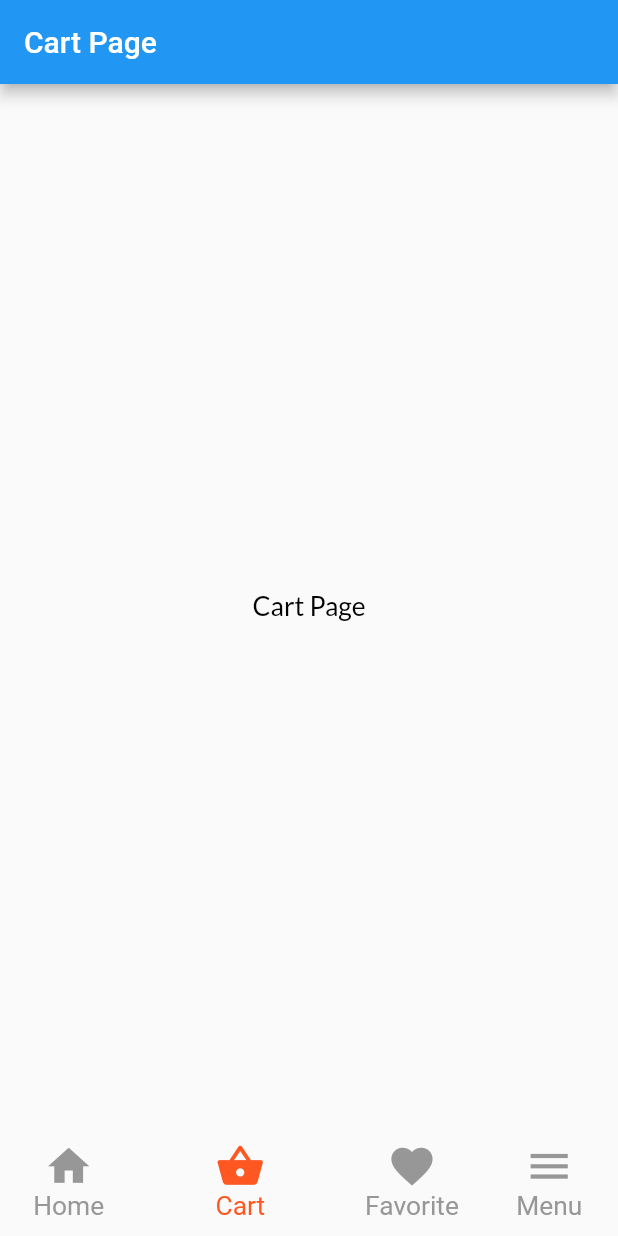
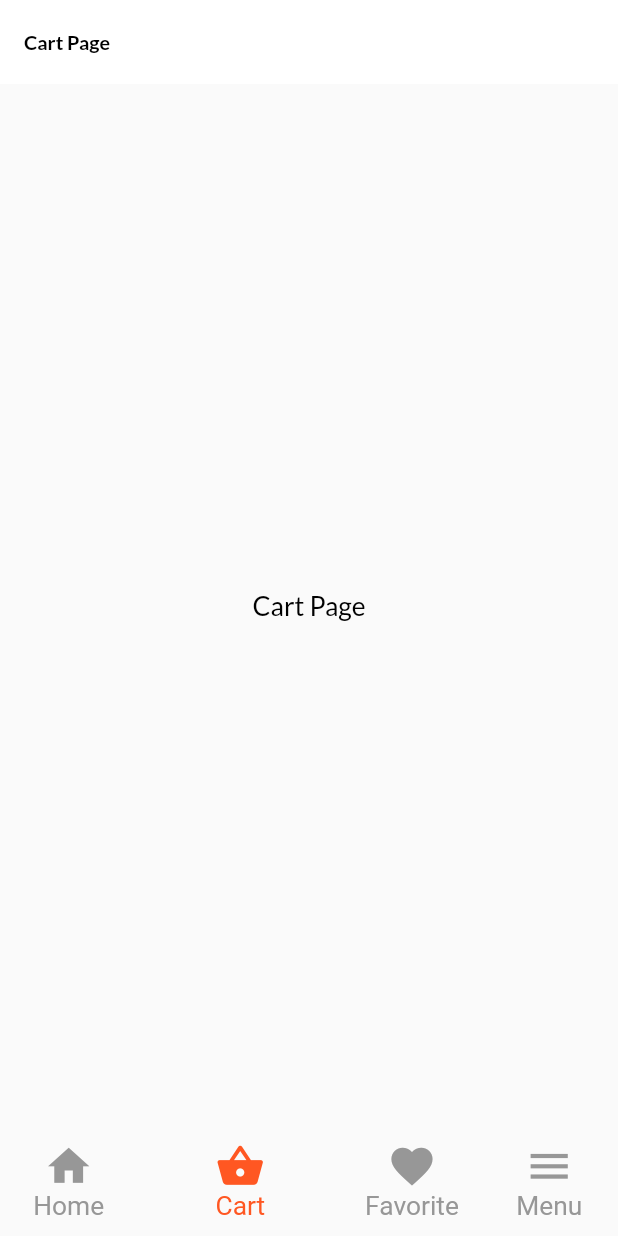
Before and after one commit to mdrislam/my_job_task, a Flutter app: the screen it shows after launch, item 2 of the bottom bar chosen, on a phone screen of 412 x 824 dp. Run offline on Flutter 3.47's test engine with Material 2 defaults, Android fonts, the phone set to English and light mode, and no system bars; our stand-ins replace google_fonts.

Commit message:
change pages appbar styles

```diff
--- a/lib/const/app_color_constant.dart
+++ b/lib/const/app_color_constant.dart
@@ -19,7 +19,7 @@ class AppColorsConst {
  static TextStyle headingStyle(double? size) {
     return GoogleFonts.lato(
         textStyle: TextStyle(
-            fontSize: size!, fontWeight: FontWeight.bold, color: Colors.black));
+            fontSize: getProportionateScreenWidth(size!), fontWeight: FontWeight.bold, color: Colors.black));
   }
 
  static TextStyle get titleStyle {
--- a/lib/ui/cart/cart_page.dart
+++ b/lib/ui/cart/cart_page.dart
@@ -13,7 +13,12 @@ class _CartPageState extends State<CartPage> {
   Widget build(BuildContext context) {
     return Scaffold(
       appBar: AppBar(
-        title: const Text('Cart Page'),
+        backgroundColor: Colors.white,
+        elevation: 0,
+        title: Text(
+          'Cart Page',
+          style: AppColorsConst.headingStyle(12),
+        ),
       ),
       body: Center(
           child: Text(
```
Also changed, not shown: lib/ui/favorite/favorite_page.dart (+7 -1 lines), lib/ui/menu/menu_page.dart (+7 -1 lines).
